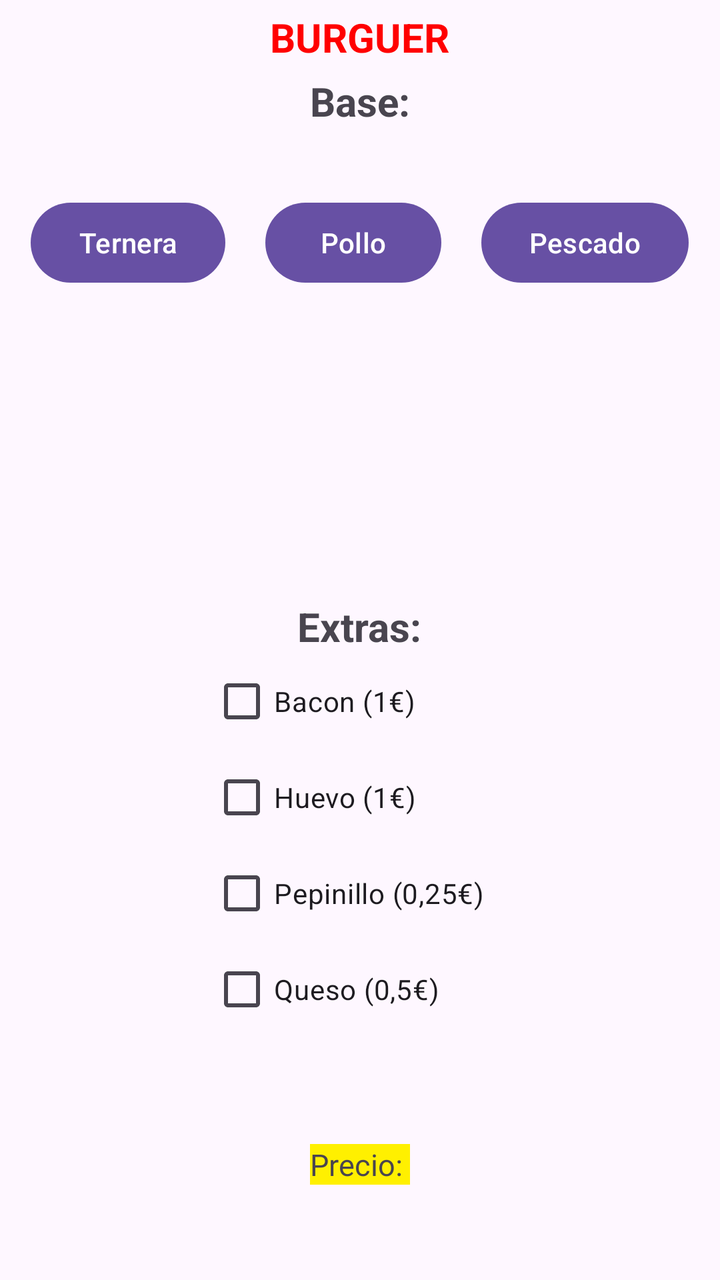
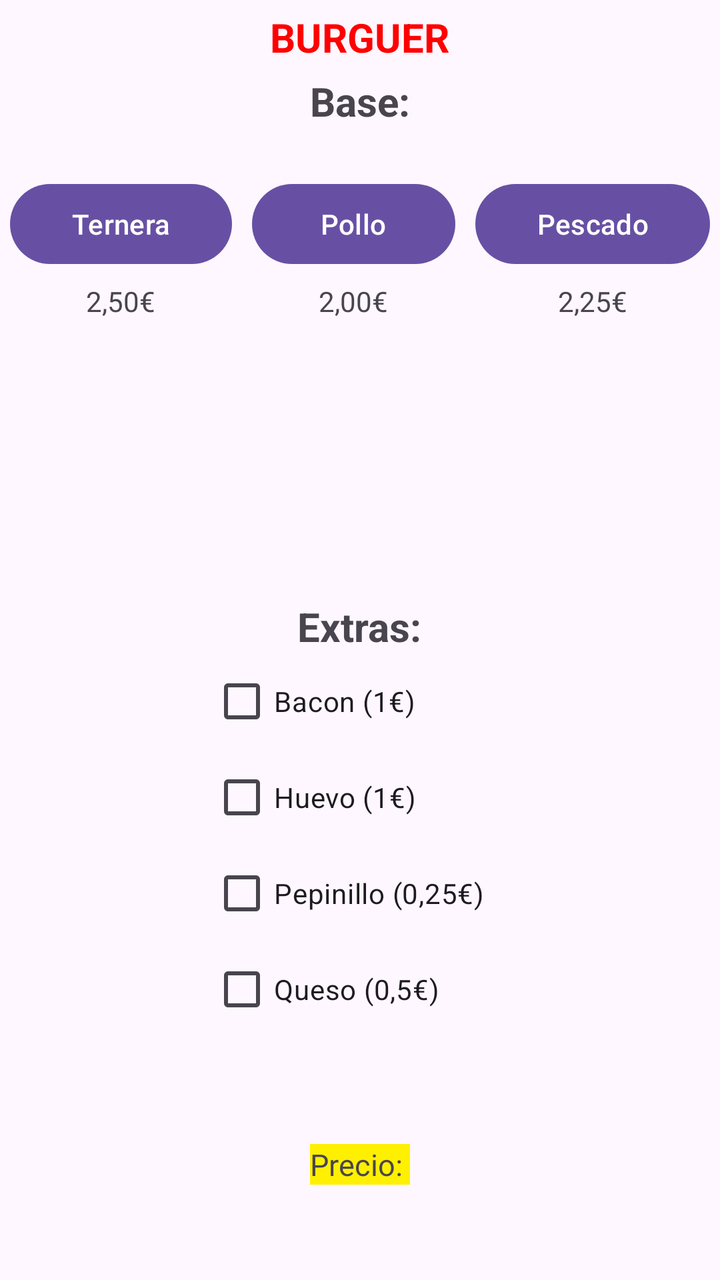

Before-and-after screenshots of an Android layout around one commit, followed by the original layout XML and the change that was made.
<!-- AndroidManifest.xml: application theme Theme.Hamburguesa -->
<!-- res/layout/activity_main.xml -->
<?xml version="1.0" encoding="utf-8"?>
<LinearLayout xmlns:android="http://schemas.android.com/apk/res/android"
    xmlns:app="http://schemas.android.com/apk/res-auto"
    xmlns:tools="http://schemas.android.com/tools"
    android:id="@+id/main"
    android:layout_width="match_parent"
    android:layout_height="match_parent"
    android:orientation="vertical"
    android:gravity="center"
    tools:context=".MainActivity">
    <TextView
        android:layout_width="wrap_content"
        android:layout_height="wrap_content"
        android:text="BURGUER"
        android:textStyle="bold"
        android:textColor="#FF0000"
        android:textSize="20sp"
        android:padding="5dp"/>
    <TextView
        android:layout_width="wrap_content"
        android:layout_height="wrap_content"
        android:text="Base:"
        android:textSize="20sp"
        android:textStyle="bold"
        />


    <LinearLayout
        android:layout_width="match_parent"
        android:layout_height="0dp"
        android:layout_weight="1"
        android:orientation="horizontal"
        android:gravity="center">

        <Button
            android:id="@+id/btnTernera"
            android:layout_width="wrap_content"
            android:layout_height="wrap_content"
            android:layout_margin="10dp"
            android:text="Ternera"/>
        <Button
            android:id="@+id/btnPollo"
            android:layout_width="wrap_content"
            android:layout_height="wrap_content"
            android:layout_margin="10dp"
            android:text="Pollo"/>
        <Button
            android:id="@+id/btnPescado"
            android:layout_width="wrap_content"
            android:layout_height="wrap_content"
            android:layout_margin="10dp"
            android:text="Pescado"/>
    </LinearLayout>


    <LinearLayout
        android:layout_width="match_parent"
        android:layout_height="0dp"
        android:layout_weight="1"
        android:orientation="horizontal"
        android:gravity="center">
        <ImageView
            android:id="@+id/ivImagen"
            android:layout_width="200dp"
            android:layout_height="100dp"/>
    </LinearLayout>


    <LinearLayout
        android:layout_width="match_parent"
        android:layout_height="0dp"
        android:layout_weight="2"
        android:orientation="vertical"
        android:gravity="center">
        <TextView
            android:layout_width="wrap_content"
            android:layout_height="wrap_content"
            android:text="Extras:"
            android:textSize="20sp"
            android:textStyle="bold"/>
        <CheckBox
            android:id="@+id/chBoxBacon"
            android:layout_width="150dp"
            android:layout_height="wrap_content"
            android:text="Bacon (1€)"
            android:onClick="calculoPrecioCheckBox"
            />
        <CheckBox
            android:id="@+id/chBoxHuevo"
            android:layout_width="150dp"
            android:layout_height="wrap_content"
            android:text="Huevo (1€)"
            android:onClick="calculoPrecioCheckBox"
            />
        <CheckBox
            android:id="@+id/chBoxPepinillo"
            android:layout_width="150dp"
            android:layout_height="wrap_content"
            android:text="Pepinillo (0,25€)"
            android:onClick="calculoPrecioCheckBox"
            />
        <CheckBox
            android:id="@+id/chBoxQueso"
            android:layout_width="150dp"
            android:layout_height="wrap_content"
            android:text="Queso (0,5€)"
            android:onClick="calculoPrecioCheckBox"
            />
    </LinearLayout>
    <LinearLayout
        android:layout_width="match_parent"
        android:layout_height="0dp"
        android:layout_weight="1"
        android:orientation="vertical"
        android:gravity="center">
        <TextView
            android:id="@+id/txtVPrecio"
            android:layout_width="wrap_content"
            android:layout_height="wrap_content"
            android:textSize="15sp"
            android:text="Precio: "
            android:background="#FFF000" />
    </LinearLayout>

</LinearLayout>
<!-- resources referenced by this layout -->
<resources>
  <style name="Theme.Hamburguesa" parent="Base.Theme.Hamburguesa" />
  <style name="Base.Theme.Hamburguesa" parent="Theme.Material3.DayNight.NoActionBar">
          
          
      </style>
</resources>

<!-- the commit's change to res/layout/activity_main.xml (unified diff, before → after) -->
@@ -25,32 +25,67 @@
         />
 
 
-    <LinearLayout
+    <TableLayout
         android:layout_width="match_parent"
         android:layout_height="0dp"
         android:layout_weight="1"
-        android:orientation="horizontal"
+        android:stretchColumns="*"
         android:gravity="center">
 
-        <Button
-            android:id="@+id/btnTernera"
-            android:layout_width="wrap_content"
+        <TableRow
+            android:layout_width="match_parent"
             android:layout_height="wrap_content"
-            android:layout_margin="10dp"
-            android:text="Ternera"/>
-        <Button
-            android:id="@+id/btnPollo"
-            android:layout_width="wrap_content"
+            android:gravity="center">
+
+            <Button
+                android:id="@+id/btnTernera"
+                android:layout_width="wrap_content"
+                android:layout_height="wrap_content"
+                android:layout_margin="5dp"
+                android:text="Ternera" />
+
+            <Button
+                android:id="@+id/btnPollo"
+                android:layout_width="wrap_content"
+                android:layout_height="wrap_content"
+                android:layout_margin="5dp"
+                android:text="Pollo" />
+
+            <Button
+                android:id="@+id/btnPescado"
+                android:layout_width="wrap_content"
+                android:layout_height="wrap_content"
+                android:layout_margin="5dp"
+                android:text="Pescado" />
+        </TableRow>
+
+        <TableRow
+            android:layout_width="match_parent"
             android:layout_height="wrap_content"
-            android:layout_margin="10dp"
-            android:text="Pollo"/>
-        <Button
-            android:id="@+id/btnPescado"
-            android:layout_width="wrap_content"
-            android:layout_height="wrap_content"
-            android:layout_margin="10dp"
-            android:text="Pescado"/>
-    </LinearLayout>
+            android:gravity="center">
+
+            <TextView
+                android:id="@+id/txtPrecioTernera"
+                android:layout_width="wrap_content"
+                android:layout_height="wrap_content"
+                android:gravity="center"
+                android:text="2,50€" />
+
+            <TextView
+                android:id="@+id/txtPrecioPollo"
+                android:layout_width="wrap_content"
+                android:layout_height="wrap_content"
+                android:gravity="center"
+                android:text="2,00€" />
+
+            <TextView
+                android:id="@+id/txtPrecioPescado"
+                android:layout_width="wrap_content"
+                android:layout_height="wrap_content"
+                android:gravity="center"
+                android:text="2,25€" />
+        </TableRow>
+    </TableLayout>
 
 
     <LinearLayout
